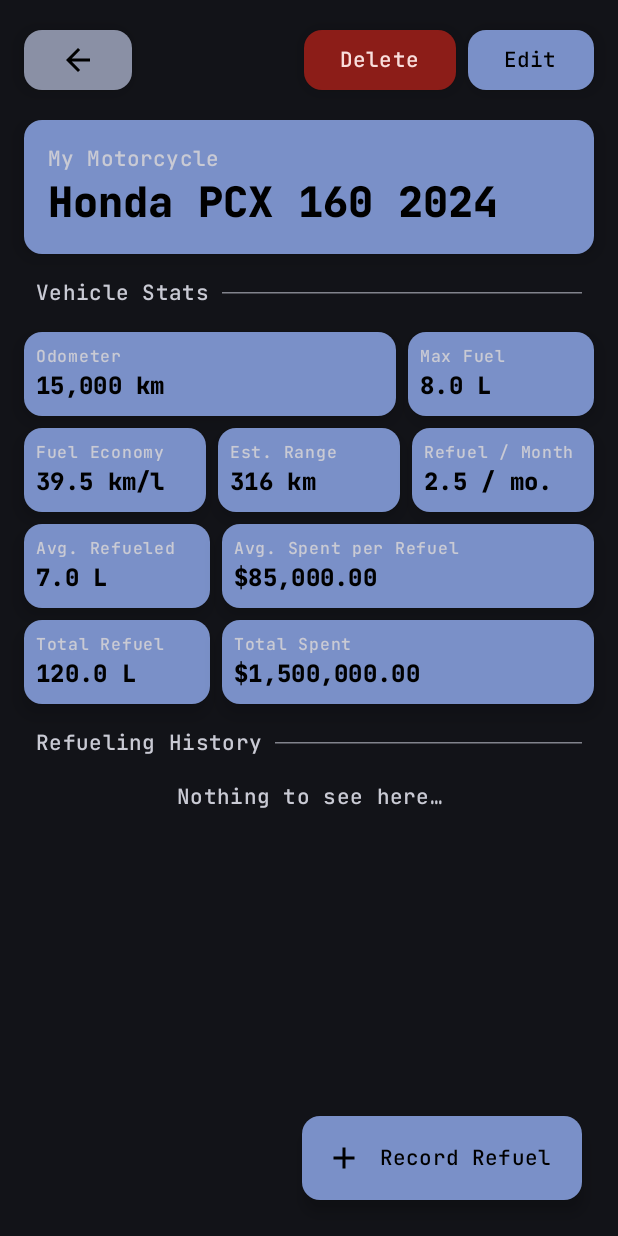
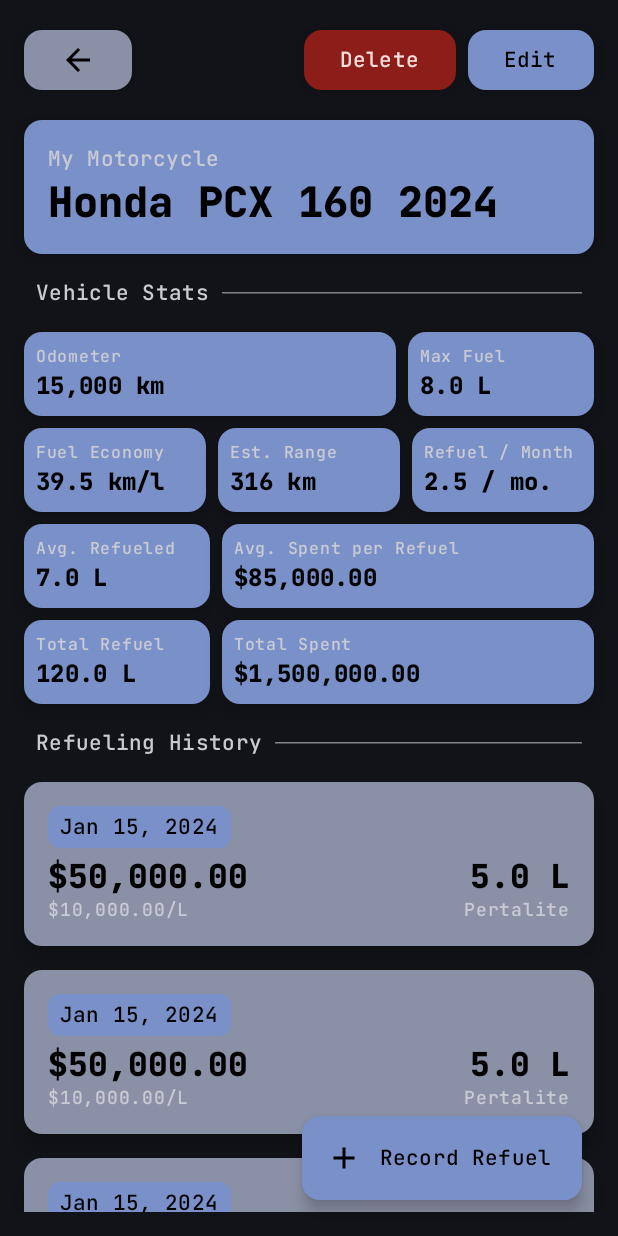
Before and after one commit to Reishandy/Android-Fuel-Tracker, an Android app built with Jetpack Compose: the @Preview function DetailPreview, on a phone screen of 412 x 824 dp. Run offline under Robolectric (Android 15) with nearby library versions, the phone set to English and light mode, and no system bars; our stand-ins replace Room's generated code.

Commit message:
Add FuelItem component; implement recent refuel display and enhance UI layout

```diff
--- a/app/src/main/java/id/reishandy/fueltracker/ui/FuelTracker.kt
+++ b/app/src/main/java/id/reishandy/fueltracker/ui/FuelTracker.kt
@@ -208,3 +208,4 @@ fun FuelTracker() {
 //  - Backup and restore (google drive?)
 //  - Sync every CRUD or db update
 //  - Locale setting
+//  - Animations
--- /dev/null
+++ b/app/src/main/java/id/reishandy/fueltracker/ui/component/FuelItem.kt
@@ -0,0 +1,217 @@
+package id.reishandy.fueltracker.ui.component
+
+import androidx.compose.foundation.combinedClickable
+import androidx.compose.foundation.layout.Arrangement
+import androidx.compose.foundation.layout.Box
+import androidx.compose.foundation.layout.Column
+import androidx.compose.foundation.layout.Row
+import androidx.compose.foundation.layout.fillMaxWidth
+import androidx.compose.foundation.layout.padding
+import androidx.compose.material.icons.Icons
+import androidx.compose.material.icons.filled.Delete
+import androidx.compose.material.icons.filled.Edit
+import androidx.compose.material3.Card
+import androidx.compose.material3.CardDefaults
+import androidx.compose.material3.DropdownMenu
+import androidx.compose.material3.DropdownMenuItem
+import androidx.compose.material3.Icon
+import androidx.compose.material3.MaterialTheme
+import androidx.compose.material3.MenuDefaults
+import androidx.compose.material3.Text
+import androidx.compose.runtime.Composable
+import androidx.compose.runtime.getValue
+import androidx.compose.runtime.mutableStateOf
+import androidx.compose.runtime.remember
+import androidx.compose.runtime.setValue
+import androidx.compose.ui.Alignment
+import androidx.compose.ui.Modifier
+import androidx.compose.ui.res.dimensionResource
+import androidx.compose.ui.res.stringResource
+import androidx.compose.ui.tooling.preview.Preview
+import id.reishandy.fueltracker.R
+import id.reishandy.fueltracker.data.fuel.Fuel
+import id.reishandy.fueltracker.ui.theme.FuelTrackerTheme
+import java.text.NumberFormat
+import java.util.Locale
+
+@Composable
+fun FuelItem(
+    modifier: Modifier = Modifier,
+    fuel: Fuel = Fuel(
+        id = 0,
+        vehicleId = 0,
+        date = 0,
+        odometer = 0.0,
+        trip = 0.0,
+        fuelAdded = 0.0,
+        fuelType = "",
+        pricePerLiter = 0.0,
+        totalCost = 0.0,
+        fuelEconomy = 0.0,
+        costPerKm = 0.0,
+        fuelRemaining = 0.0
+    ),
+    onEditClick: (Fuel) -> Unit = { _ -> },
+    onDeleteClick: (Fuel) -> Unit = { _ -> }
+) {
+    var expanded by remember { mutableStateOf(false) }
+    var showMenu by remember { mutableStateOf(false) }
+
+    Card(
+        modifier = modifier
+            .fillMaxWidth()
+            .combinedClickable(
+                onClick = { expanded = !expanded },
+                onLongClick = { showMenu = true }
+            ),
+        colors = CardDefaults.cardColors(
+            containerColor = MaterialTheme.colorScheme.secondaryContainer,
+            contentColor = MaterialTheme.colorScheme.onSecondaryContainer
+        ),
+        elevation = CardDefaults.cardElevation(
+            defaultElevation = dimensionResource(R.dimen.shadow_elevation)
+        )
+    ) {
+        Column(
+            modifier = Modifier
+                .fillMaxWidth()
+                .padding(dimensionResource(R.dimen.padding_medium))
+        ) {
+            Card(
+                modifier = Modifier
+                    .padding(bottom = dimensionResource(R.dimen.padding_extra_small)),
+                colors = CardDefaults.cardColors(
+                    containerColor = MaterialTheme.colorScheme.primaryContainer,
+                    contentColor = MaterialTheme.colorScheme.onPrimaryContainer
+                ),
+                shape = MaterialTheme.shapes.small
+            ) {
+                Text(
+                    text = "Jan 15, 2024",
+                    style = MaterialTheme.typography.labelLarge,
+                    modifier = Modifier.padding(
+                        horizontal = dimensionResource(R.dimen.padding_small),
+                        vertical = dimensionResource(R.dimen.padding_extra_small)
+                    )
+                )
+            }
+
+            Row(
+                modifier = Modifier.fillMaxWidth(),
+                horizontalArrangement = Arrangement.SpaceBetween,
+                verticalAlignment = Alignment.CenterVertically
+            ) {
+                Column(
+                    modifier = Modifier.weight(0.6f),
+                    verticalArrangement = Arrangement.Center
+                ) {
+                    Text(
+                        text = NumberFormat.getCurrencyInstance(Locale.getDefault())
+                            .format(fuel.totalCost),
+                        style = MaterialTheme.typography.titleLarge
+                    )
+
+                    Text(
+                        text = stringResource(
+                            R.string.per_liter_abbr_value,
+                            NumberFormat.getCurrencyInstance(Locale.getDefault())
+                                .format(fuel.pricePerLiter)
+                        ),
+                        style = MaterialTheme.typography.labelMedium,
+                        color = MaterialTheme.colorScheme.onSurfaceVariant,
+                    )
+                }
+
+                Column(
+                    modifier = Modifier.weight(0.5f),
+                    horizontalAlignment = Alignment.End,
+                    verticalArrangement = Arrangement.Center
+                ) {
+
+
+                    Text(
+                        text = stringResource(
+                            R.string.liter_abbr_value,
+                            fuel.fuelAdded
+                        ),
+                        style = MaterialTheme.typography.titleLarge
+                    )
+
+                    Text(
+                        text = fuel.fuelType,
+                        style = MaterialTheme.typography.labelMedium,
+                        color = MaterialTheme.colorScheme.onSurfaceVariant,
+                    )
+                }
+            }
+        }
+
+        Box(
+            modifier = Modifier.align(Alignment.End),
+        ) {
+            DropdownMenu(
+                expanded = showMenu,
+                onDismissRequest = { showMenu = false },
+                shape = MaterialTheme.shapes.medium,
+                containerColor = MaterialTheme.colorScheme.secondaryContainer,
+                shadowElevation = dimensionResource(R.dimen.shadow_elevation)
+            ) {
+                DropdownMenuItem(
+                    text = { Text(stringResource(R.string.edit)) },
+                    onClick = {
+                        showMenu = false
+                        onEditClick(fuel)
+                    },
+                    leadingIcon = {
+                        Icon(
+                            imageVector = Icons.Default.Edit,
+                            contentDescription = stringResource(R.string.edit)
+                        )
+                    },
+                )
+
+                DropdownMenuItem(
+                    text = { Text(stringResource(R.string.delete)) },
+                    onClick = {
+                        showMenu = false
+                        onDeleteClick(fuel)
+                    },
+                    leadingIcon = {
+                        Icon(
+                            imageVector = Icons.Default.Delete,
+                            contentDescription = stringResource(R.string.delete)
+                        )
+                    },
+                    colors = MenuDefaults.itemColors().copy(
+                        textColor = MaterialTheme.colorScheme.error,
+                        leadingIconColor = MaterialTheme.colorScheme.error
+                    )
+                )
+            }
+        }
+
+    }
+}
+
+@Preview
+@Composable
+internal fun PreviewFuelItem() {
+    FuelTrackerTheme(darkTheme = true) {
+        FuelItem(
+            fuel = Fuel(
+                id = 1,
+                vehicleId = 1,
+                date = 0,
+                odometer = 15000.0,
+                trip = 250.0,
+                fuelAdded = 5.0,
+                fuelType = "Pertalite",
+                pricePerLiter = 10_000.0,
+                totalCost = 50_000.0,
+                fuelEconomy = 50.0,
+                costPerKm = 200.0,
+                fuelRemaining = 3.0
+            )
+        )
+    }
+}
--- a/app/src/main/java/id/reishandy/fueltracker/ui/view/Detail.kt
+++ b/app/src/main/java/id/reishandy/fueltracker/ui/view/Detail.kt
@@ -23,11 +23,13 @@ import androidx.compose.ui.res.stringResource
 import androidx.compose.ui.text.style.TextAlign
 import androidx.compose.ui.tooling.preview.Preview
 import id.reishandy.fueltracker.R
+import id.reishandy.fueltracker.data.fuel.Fuel
 import id.reishandy.fueltracker.data.vehicle.Vehicle
 import id.reishandy.fueltracker.data.vehicle.VehicleWithStats
 import id.reishandy.fueltracker.ui.component.DetailHeader
 import id.reishandy.fueltracker.ui.component.DetailStats
 import id.reishandy.fueltracker.ui.component.DetailTopButtons
+import id.reishandy.fueltracker.ui.component.FuelItem
 import id.reishandy.fueltracker.ui.component.SectionDivider
 import id.reishandy.fueltracker.ui.theme.FuelTrackerTheme
 
@@ -71,6 +73,10 @@ fun Detail(
                 onDeleteClick = onDeleteClick
             )
 
+            DetailHeader(
+                vehicleWithStats = vehicleWithStats
+            )
+
             LazyColumn(
                 verticalArrangement = Arrangement.spacedBy(dimensionResource(R.dimen.padding_medium))
             ) {
@@ -78,10 +84,6 @@ fun Detail(
                     Column(
                         verticalArrangement = Arrangement.spacedBy(dimensionResource(R.dimen.padding_medium))
                     ) {
-                        DetailHeader(
-                            vehicleWithStats = vehicleWithStats
-                        )
-
                         SectionDivider(title = R.string.vehicle_stats)
 
                         DetailStats(
@@ -92,8 +94,26 @@ fun Detail(
                     }
                 }
 
-                if (false) {
+                if (true) {
                     // TODO: Implement recent refuel list
+                    items(5) {
+                        FuelItem(
+                            fuel = Fuel(
+                                id = 1,
+                                vehicleId = 1,
+                                date = 0,
+                                odometer = 15000.0,
+                                trip = 250.0,
+                                fuelAdded = 5.0,
+                                fuelType = "Pertalite",
+                                pricePerLiter = 10_000.0,
+                                totalCost = 50_000.0,
+                                fuelEconomy = 50.0,
+                                costPerKm = 200.0,
+                                fuelRemaining = 3.0
+                            )
+                        )
+                    }
                 } else {
                     item {
                         Text(
--- a/app/src/main/res/values/dimens.xml
+++ b/app/src/main/res/values/dimens.xml
@@ -5,6 +5,7 @@
     <dimen name="padding_large">24dp</dimen>
     <dimen name="padding_medium">16dp</dimen>
     <dimen name="padding_small">8dp</dimen>
+    <dimen name="padding_extra_small">4dp</dimen>
 
     <dimen name="avatar_size_large">64dp</dimen>
     <dimen name="avatar_size_medium">48dp</dimen>
--- a/app/src/main/res/values/strings.xml
+++ b/app/src/main/res/values/strings.xml
@@ -9,6 +9,7 @@
     <string name="km_abbr_value">%1s km</string>
     <string name="vehicle_tank_capacity">Max. %1s L</string>
     <string name="liter_abbr_value">%1s L</string>
+    <string name="per_liter_abbr_value">%1s/L</string>
     <string name="add_new_vehicle">Add New Vehicle</string>
     <string name="vehicle_name">Vehicle Name</string>
     <string name="vehicle_name_placeholder">e.g. Main Vehicle</string>
@@ -41,6 +42,6 @@
     <string name="total_refuel">Total Refuel</string>
     <string name="total_spent">Total Spent</string>
     <string name="avg_refueled">Avg. Refueled</string>
-        <string name="avg_spent_per_refuel">Avg. Spent per Refuel</string>
+    <string name="avg_spent_per_refuel">Avg. Spent per Refuel</string>
     <string name="record_refuel">Record Refuel</string>
 </resources>
```
